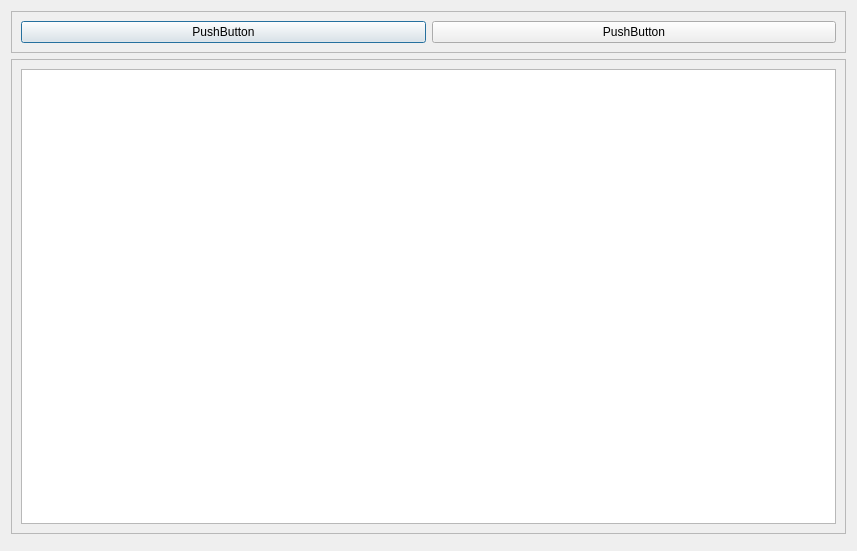
First picture: the form in src/lipattributestableform.ui, repository Doggerr111/VRSA, before the edit.
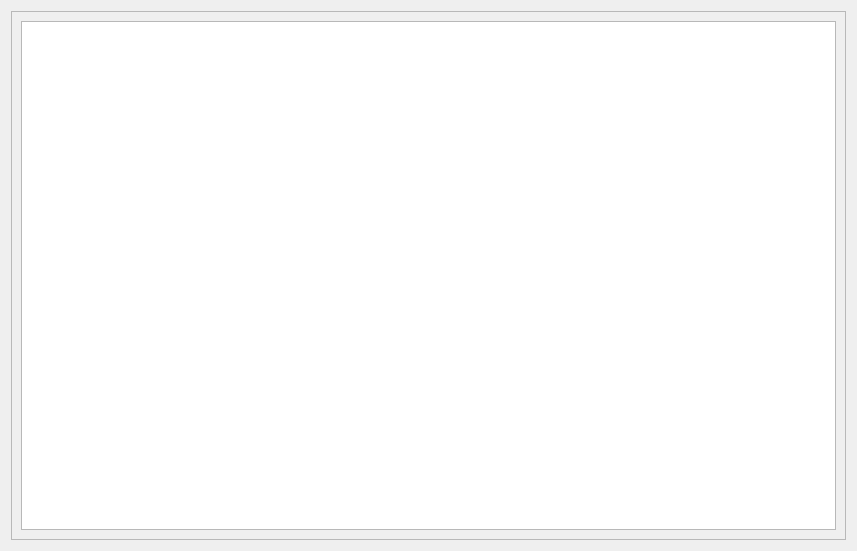
Second picture: the form after the edit. Custom widgets are drawn as their Qt base class.

Commit message: remove useless buttons

```diff
--- a/src/lipattributestableform.ui
+++ b/src/lipattributestableform.ui
@@ -14,32 +14,6 @@
    <string>Dialog</string>
   </property>
   <layout class="QVBoxLayout" name="verticalLayout_2">
-   <item>
-    <widget class="QFrame" name="frame">
-     <property name="frameShape">
-      <enum>QFrame::StyledPanel</enum>
-     </property>
-     <property name="frameShadow">
-      <enum>QFrame::Raised</enum>
-     </property>
-     <layout class="QHBoxLayout" name="horizontalLayout_2">
-      <item>
-       <widget class="QPushButton" name="pushButton">
-        <property name="text">
-         <string>PushButton</string>
-        </property>
-       </widget>
-      </item>
-      <item>
-       <widget class="QPushButton" name="pushButton_2">
-        <property name="text">
-         <string>PushButton</string>
-        </property>
-       </widget>
-      </item>
-     </layout>
-    </widget>
-   </item>
    <item>
     <widget class="QFrame" name="frame_2">
      <property name="frameShape">
@@ -55,16 +29,6 @@
      </layout>
     </widget>
    </item>
-   <item>
-    <widget class="QFrame" name="frame_3">
-     <property name="frameShape">
-      <enum>QFrame::StyledPanel</enum>
-     </property>
-     <property name="frameShadow">
-      <enum>QFrame::Raised</enum>
-     </property>
-    </widget>
-   </item>
   </layout>
  </widget>
  <customwidgets>
```
